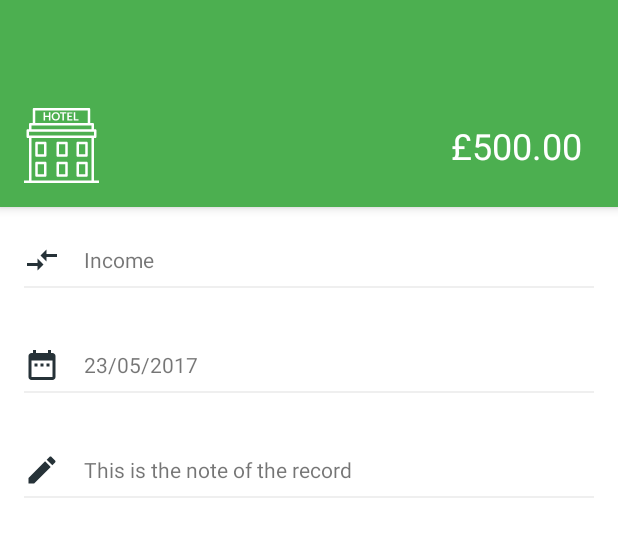
After one commit to liamo7/Skint, an Android app: the layout activity_record_detail.xml on its own in the app's theme, with its tools: preview values and no code run, on a phone screen of 412 x 824 dp. The commit adds this screen. Shown: the top 537 px of the screen. Run offline under Robolectric (Android 15) with nearby library versions, the phone set to English and light mode, and no system bars.

Commit message:
Adds record detail viewing.

```diff
--- a/app/src/main/java/com/loh/skint/SkintApp.kt
+++ b/app/src/main/java/com/loh/skint/SkintApp.kt
@@ -4,7 +4,6 @@ import android.app.Application
 import com.facebook.stetho.Stetho
 import com.jakewharton.threetenabp.AndroidThreeTen
 import com.loh.skint.injection.component.AppComponent
-import com.loh.skint.injection.component.DaggerAppComponent
 import com.loh.skint.injection.module.AppModule
 import com.squareup.leakcanary.LeakCanary
 import timber.log.Timber
--- a/app/src/main/java/com/loh/skint/injection/component/ActivityComponent.kt
+++ b/app/src/main/java/com/loh/skint/injection/component/ActivityComponent.kt
@@ -10,6 +10,7 @@ import com.loh.skint.ui.goal.create.GoalCreateActivity
 import com.loh.skint.ui.goal.detail.GoalDetailActivity
 import com.loh.skint.ui.goal.list.GoalListActivity
 import com.loh.skint.ui.record.create.RecordCreateActivity
+import com.loh.skint.ui.record.detail.RecordDetailActivity
 import com.loh.skint.ui.record.list.RecordListActivity
 import dagger.Subcomponent
 
@@ -25,6 +26,7 @@ interface ActivityComponent {
     fun inject(activity: GoalListActivity)
     fun inject(activity: GoalCreateActivity)
     fun inject(activity: GoalDetailActivity)
+    fun inject(activity: RecordDetailActivity)
 
     fun plus(module: FragmentModule): FragmentComponent
 }
--- a/app/src/main/java/com/loh/skint/injection/module/ActivityModule.kt
+++ b/app/src/main/java/com/loh/skint/injection/module/ActivityModule.kt
@@ -12,6 +12,7 @@ import com.loh.skint.ui.goal.create.GoalCreatePresenter
 import com.loh.skint.ui.goal.detail.GoalDetailPresenter
 import com.loh.skint.ui.goal.list.GoalListPresenter
 import com.loh.skint.ui.record.create.RecordCreatePresenter
+import com.loh.skint.ui.record.detail.RecordDetailPresenter
 import dagger.Module
 import dagger.Provides
 
@@ -62,4 +63,9 @@ class ActivityModule constructor(private val activity: AppCompatActivity) {
     fun provideGoalCreatePresenter(presenter: GoalCreatePresenter): com.loh.skint.ui.goal.create.Presenter {
         return presenter
     }
+
+    @Provides @ActivityScoped
+    fun provideRecordDetailPresenter(presenter: RecordDetailPresenter): com.loh.skint.ui.record.detail.Presenter {
+        return presenter
+    }
 }
--- a/app/src/main/java/com/loh/skint/ui/account/overview/OverviewActivity.kt
+++ b/app/src/main/java/com/loh/skint/ui/account/overview/OverviewActivity.kt
@@ -25,7 +25,7 @@ class OverviewActivity : BaseAccountDrawerActivity(), View {
         presenter.attach(this)
         fab_add_record.setOnClickListener { presenter.onFabClicked() }
         recent_records_widget.itemClickListener = { item ->
-            startActivity(recordsList(getAccountUUID(), (item as Record).date))
+            startActivity(recordDetailIntent((item as Record).uuid, getAccountUUID()))
         }
         recent_records_widget.moreAction = { startActivity(recordsList(getAccountUUID())) }
 
--- /dev/null
+++ b/app/src/main/java/com/loh/skint/ui/record/detail/RecordDetailContract.kt
@@ -0,0 +1,21 @@
+package com.loh.skint.ui.record.detail
+
+import com.loh.skint.ui.base.AccountView
+import com.loh.skint.ui.base.presenter.MvpPresenter
+import java.util.*
+
+interface View : AccountView {
+    fun getRecordUUID(): UUID
+    fun setCategoryIcon(iconRes: Int)
+    fun setAmount(amount: String, color: Int)
+    fun setTransferType(type: String)
+    fun setDate(date: String)
+    fun setNote(note: String)
+    fun showMessage(messageRes: Int)
+    fun exit()
+}
+
+interface Presenter : MvpPresenter<View> {
+    fun getRecord()
+    fun deleteRecord()
+}
--- a/app/src/main/java/com/loh/skint/ui/record/list/RecordListContract.kt
+++ b/app/src/main/java/com/loh/skint/ui/record/list/RecordListContract.kt
@@ -16,10 +16,11 @@ interface View : AccountView {
     fun getDateRange(): DateRange
     fun getDate(): LocalDate
     fun navigateToRecordCreation(accountUUID: UUID)
+    fun navigateToRecord(uuid: UUID, accountUUID: UUID)
 }
 
 interface Presenter : MvpPresenter<View> {
     fun retrieveRecords()
-    fun onRecordClicked()
+    fun onRecordClicked(record: Record)
     fun onAddRecord()
 }
--- a/app/src/main/java/com/loh/skint/ui/record/list/RecordListFragment.kt
+++ b/app/src/main/java/com/loh/skint/ui/record/list/RecordListFragment.kt
@@ -43,6 +43,7 @@ class RecordListFragment : BaseFragment(), ActionListener, com.loh.skint.ui.reco
         recycler_view.adapter = listAdapter
         recycler_view.addItemDecoration(DividerItemDecoration(activity, VERTICAL))
         datebar.setActionListener(this)
+        listAdapter.callback = { presenter.onRecordClicked(it) }
         fab_add_record.setOnClickListener { presenter.onAddRecord() }
     }
 
@@ -98,4 +99,8 @@ class RecordListFragment : BaseFragment(), ActionListener, com.loh.skint.ui.reco
     override fun navigateToRecordCreation(accountUUID: UUID) {
         startActivity(activity?.recordCreateIntent(accountUUID))
     }
+
+    override fun navigateToRecord(uuid: UUID, accountUUID: UUID) {
+        startActivity(activity?.recordDetailIntent(uuid, accountUUID))
+    }
 }
--- a/app/src/main/java/com/loh/skint/ui/record/list/RecordListPresenter.kt
+++ b/app/src/main/java/com/loh/skint/ui/record/list/RecordListPresenter.kt
@@ -22,8 +22,8 @@
         getRecords.execute(Observer(), params)
     }
 
-    override fun onRecordClicked() {
-        TODO("not implemented")
+    override fun onRecordClicked(record: Record) {
+        getView().navigateToRecord(record.uuid, record.accountUUID)
     }
 
     override fun onAddRecord() {
--- /dev/null
+++ b/app/src/main/res/layout/activity_record_detail.xml
@@ -0,0 +1,179 @@
+<?xml version="1.0" encoding="utf-8"?>
+<android.support.constraint.ConstraintLayout
+    xmlns:android="http://schemas.android.com/apk/res/android"
+    xmlns:app="http://schemas.android.com/apk/res-auto"
+    xmlns:tools="http://schemas.android.com/tools"
+    android:layout_width="match_parent"
+    android:layout_height="match_parent"
+    tools:ignore="ContentDescription,KeyboardInaccessibleWidget">
+
+    <android.support.design.widget.AppBarLayout
+        android:id="@+id/appbar"
+        android:layout_width="match_parent"
+        android:layout_height="wrap_content">
+
+        <android.support.v7.widget.Toolbar
+            android:id="@+id/toolbar"
+            style="@style/Toolbar"
+            android:layout_width="match_parent"
+            android:layout_height="?attr/actionBarSize"/>
+
+        <android.support.constraint.ConstraintLayout
+            android:layout_width="match_parent"
+            android:layout_height="wrap_content"
+            android:padding="@dimen/create_main_content_padding">
+
+            <ImageView
+                android:id="@+id/record_icon"
+                android:layout_width="@dimen/create_main_icon_size"
+                android:layout_height="@dimen/create_main_icon_size"
+                app:layout_constraintBottom_toBottomOf="parent"
+                app:layout_constraintStart_toStartOf="parent"
+                app:layout_constraintTop_toTopOf="parent"
+                tools:src="@drawable/ic_accomodation"/>
+
+            <TextView
+                android:id="@+id/record_amount"
+                style="@style/Create.Main.EditText"
+                android:layout_width="0dp"
+                android:layout_height="wrap_content"
+                android:layout_marginEnd="@dimen/create_main_edittext_margin_end"
+                android:layout_marginStart="@dimen/create_main_edittext_margin_start"
+                app:layout_constraintBottom_toBottomOf="parent"
+                app:layout_constraintEnd_toEndOf="parent"
+                app:layout_constraintStart_toEndOf="@id/record_icon"
+                app:layout_constraintTop_toTopOf="parent"
+                tools:text="£500.00"/>
+
+        </android.support.constraint.ConstraintLayout>
+
+    </android.support.design.widget.AppBarLayout>
+
+    <android.support.v4.widget.NestedScrollView
+        android:layout_width="0dp"
+        android:layout_height="0dp"
+        app:layout_constraintBottom_toBottomOf="parent"
+        app:layout_constraintEnd_toEndOf="parent"
+        app:layout_constraintStart_toStartOf="parent"
+        app:layout_constraintTop_toBottomOf="@id/appbar">
+
+        <LinearLayout
+            android:layout_width="match_parent"
+            android:layout_height="match_parent"
+            android:orientation="vertical">
+
+            <android.support.constraint.ConstraintLayout
+                android:id="@+id/record_transfer_type_container"
+                android:layout_width="match_parent"
+                android:layout_height="wrap_content"
+                android:padding="@dimen/create_details_content_padding">
+
+                <ImageView
+                    android:id="@+id/record_transfer_type_icon"
+                    android:layout_width="@dimen/create_item_icon_size"
+                    android:layout_height="@dimen/create_item_icon_size"
+                    android:src="@drawable/ic_bi_arrows"
+                    android:tint="@color/dark_grey"
+                    app:layout_constraintBottom_toBottomOf="parent"
+                    app:layout_constraintStart_toStartOf="parent"
+                    app:layout_constraintTop_toTopOf="parent"/>
+
+                <TextView
+                    android:id="@+id/record_transfer_type_input"
+                    android:layout_width="0dp"
+                    android:layout_height="wrap_content"
+                    android:layout_marginStart="@dimen/create_item_input_margin_horizontal"
+                    android:background="@android:color/transparent"
+                    app:layout_constraintBottom_toBottomOf="parent"
+                    app:layout_constraintEnd_toEndOf="parent"
+                    app:layout_constraintStart_toEndOf="@id/record_transfer_type_icon"
+                    app:layout_constraintTop_toTopOf="parent"
+                    tools:text="Income"/>
+
+                <View
+                    android:layout_width="0dp"
+                    android:layout_height="@dimen/divider_horizontal_height"
+                    android:layout_marginTop="@dimen/divider_horizontal_margin_top"
+                    android:background="@color/divider"
+                    app:layout_constraintTop_toBottomOf="@id/record_transfer_type_input"/>
+
+            </android.support.constraint.ConstraintLayout>
+
+            <android.support.constraint.ConstraintLayout
+                android:id="@+id/record_date_container"
+                android:layout_width="match_parent"
+                android:layout_height="wrap_content"
+                android:padding="@dimen/create_details_content_padding">
+
+                <ImageView
+                    android:id="@+id/record_date_icon"
+                    android:layout_width="@dimen/create_item_icon_size"
+                    android:layout_height="@dimen/create_item_icon_size"
+                    android:src="@drawable/ic_date_range"
+                    android:tint="@color/dark_grey"
+                    app:layout_constraintBottom_toBottomOf="parent"
+                    app:layout_constraintStart_toStartOf="parent"
+                    app:layout_constraintTop_toTopOf="parent"/>
+
+                <TextView
+                    android:id="@+id/record_date_input"
+                    android:layout_width="0dp"
+                    android:layout_height="wrap_content"
+                    android:layout_marginStart="@dimen/create_item_input_margin_horizontal"
+                    android:background="@android:color/transparent"
+                    app:layout_constraintBottom_toBottomOf="parent"
+                    app:layout_constraintEnd_toEndOf="parent"
+                    app:layout_constraintStart_toEndOf="@id/record_date_icon"
+                    app:layout_constraintTop_toTopOf="parent"
+                    tools:text="23/05/2017"/>
+
+                <View
+                    android:layout_width="0dp"
+                    android:layout_height="@dimen/divider_horizontal_height"
+                    android:layout_marginTop="@dimen/divider_horizontal_margin_top"
+                    android:background="@color/divider"
+                    app:layout_constraintTop_toBottomOf="@id/record_date_input"/>
+
+            </android.support.constraint.ConstraintLayout>
+
+            <android.support.constraint.ConstraintLayout
+                android:id="@+id/record_note_container"
+                android:layout_width="match_parent"
+                android:layout_height="wrap_content"
+                android:padding="@dimen/create_details_content_padding">
+
+                <ImageView
+                    android:id="@+id/record_note_icon"
+                    android:layout_width="@dimen/create_item_icon_size"
+                    android:layout_height="@dimen/create_item_icon_size"
+                    android:src="@drawable/ic_create"
+                    app:layout_constraintBottom_toBottomOf="parent"
+                    app:layout_constraintStart_toStartOf="parent"
+                    app:layout_constraintTop_toTopOf="parent"/>
+
+                <TextView
+                    android:id="@+id/record_note_input"
+                    android:layout_width="0dp"
+                    android:layout_height="wrap_content"
+                    android:layout_marginStart="@dimen/create_item_input_margin_horizontal"
+                    android:background="@android:color/transparent"
+                    app:layout_constraintBottom_toBottomOf="parent"
+                    app:layout_constraintEnd_toEndOf="parent"
+                    app:layout_constraintStart_toEndOf="@id/record_note_icon"
+                    app:layout_constraintTop_toTopOf="parent"
+                    tools:text="This is the note of the record"/>
+
+                <View
+                    android:layout_width="0dp"
+                    android:layout_height="@dimen/divider_horizontal_height"
+                    android:layout_marginTop="@dimen/divider_horizontal_margin_top"
+                    android:background="@color/divider"
+                    app:layout_constraintTop_toBottomOf="@id/record_note_input"/>
+
+            </android.support.constraint.ConstraintLayout>
+
+        </LinearLayout>
+
+    </android.support.v4.widget.NestedScrollView>
+
+</android.support.constraint.ConstraintLayout>
--- a/app/src/main/res/values/strings.xml
+++ b/app/src/main/res/values/strings.xml
@@ -118,6 +118,8 @@
     <string name="widget_upcoming_goals_empty">There are no upcoming goals.</string>
     <string name="dialog_delete_goal">Delete Goal</string>
     <string name="dialog_delete_goal_message">Are you sure you would like to delete this goal?</string>
+    <string name="dialog_delete_record">Delete Record</string>
+    <string name="dialog_delete_record_message">Are you sure you would like to delete this record?</string>
     <string name="yes">Yes</string>
     <string name="no">No</string>
     <string name="goal_dialog_title">Amount Saved</string>
@@ -129,4 +131,5 @@
     <string name="goals_empty_message">You have not added any goals. Try adding some now.</string>
     <string name="category_select">Select a category</string>
     <string name="date_invalid_error">Please select a valid date</string>
+    <string name="record_deleted">Record has been deleted</string>
 </resources>
```
Also changed, not shown: app/src/main/AndroidManifest.xml (+6 -2 lines), app/src/main/java/com/loh/skint/domain/usecase/record/GetRecord.kt (added, +20 -0 lines), app/src/main/java/com/loh/skint/ui/record/detail/RecordDetailActivity.kt (added, +95 -0 lines), app/src/main/java/com/loh/skint/ui/record/detail/RecordDetailPresenter.kt (added, +60 -0 lines), app/src/main/java/com/loh/skint/ui/record/list/RecordListAdapter.kt (+5 -3 lines), app/src/main/java/com/loh/skint/util/NavigationExtensions.kt (+9 -0 lines), app/src/main/res/menu/menu_record_detail.xml (added, +9 -0 lines).
